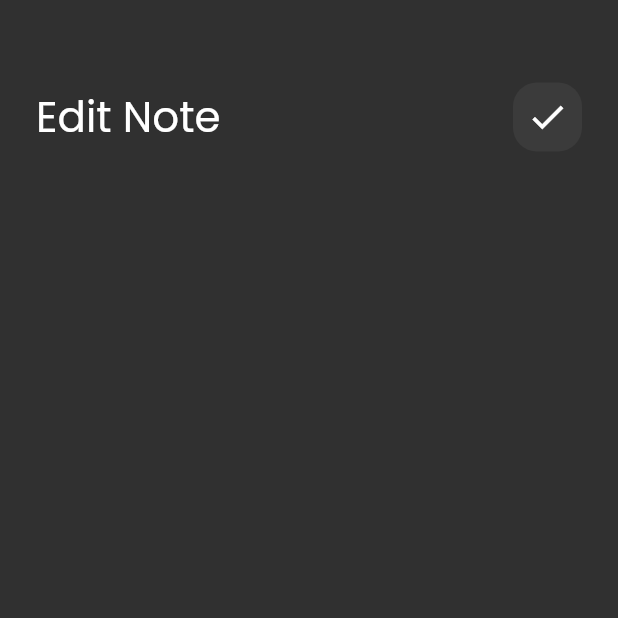
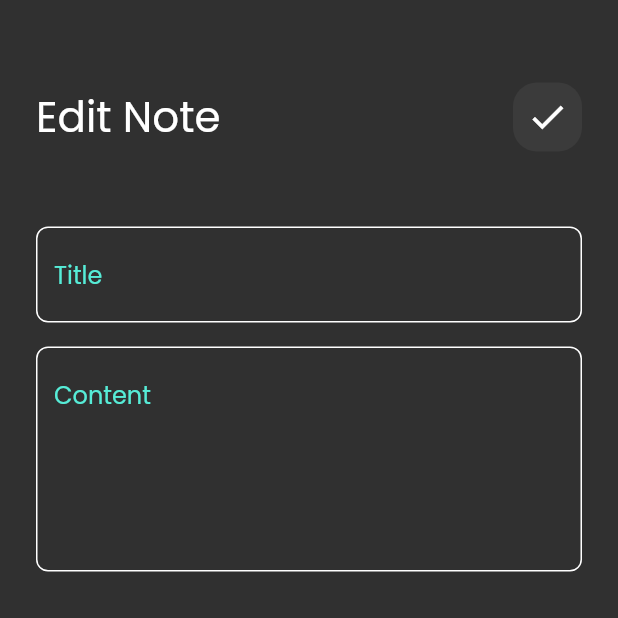
Before and after one commit to a7medbehiry/notes_app, a Flutter app: the EditNoteView screen opened directly, on a phone screen of 412 x 824 dp, the top half of it. Run offline on Flutter 3.47's test engine with Material 2 defaults, Android fonts, the phone set to English and light mode, and no system bars; our stand-ins replace font_awesome_flutter.

Commit message:
finish edit note view

```diff
--- a/lib/widgets/custom_search_icon.dart
+++ b/lib/widgets/custom_search_icon.dart
@@ -14,9 +14,12 @@ class CustomSearchIcon extends StatelessWidget {
         borderRadius: BorderRadius.circular(16),
       ),
       child: Center(
-        child: Icon(
-          icon,
-          size: 28,
+        child: IconButton(
+          onPressed: () {},
+          icon: Icon(
+            icon,
+            size: 28,
+          ),
         ),
       ),
     );
--- a/lib/widgets/custom_text_field.dart
+++ b/lib/widgets/custom_text_field.dart
@@ -22,6 +22,7 @@ class CustomTextField extends StatelessWidget {
       ),
       cursorColor: kPrimaryColor,
       maxLines: maxLines,
+
     );
   }
 
--- a/lib/widgets/edit_note_view_body.dart
+++ b/lib/widgets/edit_note_view_body.dart
@@ -1,5 +1,6 @@
 import 'package:flutter/material.dart';
 import 'package:notesapp/widgets/custom_app_bar.dart';
+import 'package:notesapp/widgets/custom_text_field.dart';
 
 class EditNoteViewBody extends StatelessWidget {
   const EditNoteViewBody({super.key});
@@ -19,6 +20,17 @@ class EditNoteViewBody extends StatelessWidget {
             title: 'Edit Note',
             icon: Icons.check,
           ),
+          SizedBox(
+            height: 50,
+          ),
+          CustomTextField(hintText: 'Title'),
+          SizedBox(
+            height: 16,
+          ),
+          CustomTextField(
+            hintText: 'Content',
+            maxLines: 5,
+          )
         ],
       ),
     );
```
